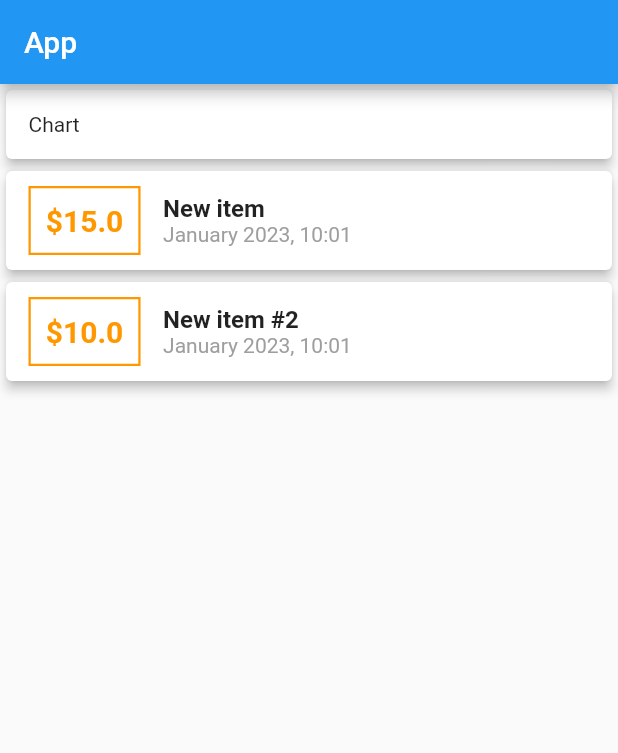
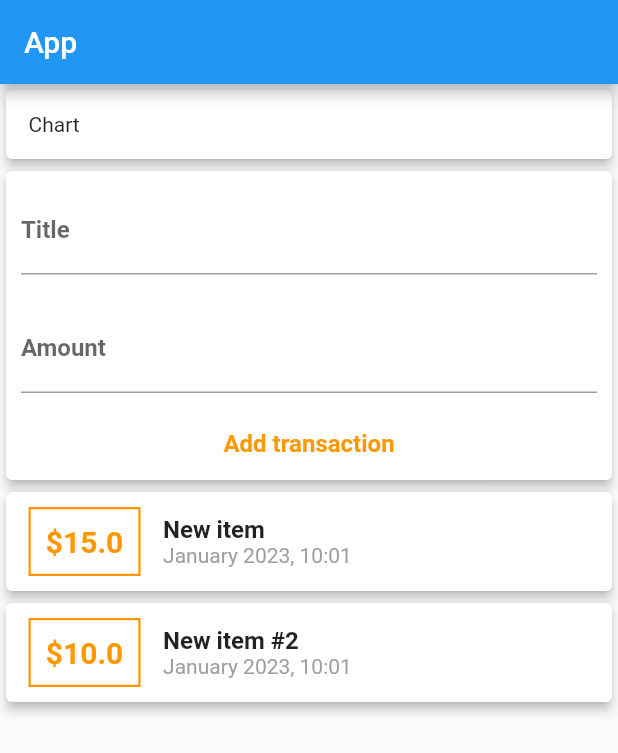
Before and after one commit to CircleHP/flutter-expenses-app, a Flutter app: the screen it shows after launch, on a phone screen of 412 x 824 dp. Shown: the top 753 px of the screen. Run offline on Flutter 3.47's test engine with Material 2 defaults, Android fonts, the phone set to English and light mode, and no system bars.

```diff
--- a/lib/pages/home.dart
+++ b/lib/pages/home.dart
@@ -1,35 +1,19 @@
 import 'package:flutter/material.dart';
 
-import '../classes/transaction/transaction.dart';
-import '../widgets/transaction_card.dart';
+import '../widgets/user_transactions.dart';
 
 class HomePage extends StatelessWidget {
-  HomePage({super.key});
-
-  final List<Transaction> transactions = [
-    Transaction(
-      id: 't1',
-      title: 'New item',
-      amount: 15.0,
-      date: DateTime.now(),
-    ),
-    Transaction(
-      id: 't2',
-      title: 'New item #2',
-      amount: 10.0,
-      date: DateTime.now(),
-    )
-  ];
+  const HomePage({super.key});
 
   @override
   Widget build(BuildContext context) {
     return Scaffold(
       appBar: AppBar(title: const Text('App')),
       body: Column(
-        children: [
-          Container(
+        children: const [
+          SizedBox(
             width: double.infinity,
-            child: const Card(
+            child: Card(
               elevation: 3,
               child: Padding(
                 padding: EdgeInsets.all(15.0),
@@ -37,13 +21,7 @@ class HomePage extends StatelessWidget {
               ),
             ),
           ),
-          Column(
-            children: transactions
-                .map(((transaction) => TransactionCard(
-                      transaction: transaction,
-                    )))
-                .toList(),
-          )
+          UserTransactions(),
         ],
       ),
     );
--- a/lib/widgets/transaction_card.dart
+++ b/lib/widgets/transaction_card.dart
@@ -1,7 +1,7 @@
 import 'package:flutter/material.dart';
 import 'package:intl/intl.dart';
 
-import '../classes/transaction/transaction.dart';
+import '../models/transaction/transaction.dart';
 
 class TransactionCard extends StatelessWidget {
   final Transaction transaction;
```
Also changed, not shown: lib/models/transaction/transaction.dart (renamed from lib/classes/transaction/transaction.dart).
